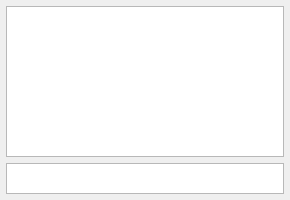
Old version of the form ui/ooc.ui in the repository AttorneyOnline/AnimatedChatroom.
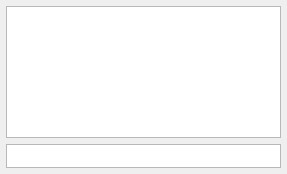
New version of the form. Custom widgets are drawn as their Qt base class.

Commit message: Create in-character chat widget

```diff
--- a/ui/ooc.ui
+++ b/ui/ooc.ui
@@ -1,18 +1,19 @@
 <?xml version="1.0" encoding="UTF-8"?>
 <ui version="4.0">
  <class>OOCChat</class>
- <widget class="QWidget" name="OOCChat">
+ <widget class="QDockWidget" name="OOCChat">
   <property name="geometry">
    <rect>
     <x>0</x>
     <y>0</y>
-    <width>290</width>
-    <height>200</height>
+    <width>287</width>
+    <height>174</height>
    </rect>
   </property>
   <property name="windowTitle">
    <string>OOC</string>
   </property>
+  <widget class="QWidget" name="OOCChatContents">
   <layout class="QVBoxLayout" name="ooc_vertical_layout">
    <property name="leftMargin">
     <number>6</number>
@@ -70,7 +71,7 @@
       <item row="1" column="0">
        <widget class="ExpandingPlainTextEdit" name="chat_entry">
         <property name="sizePolicy">
-         <sizepolicy hsizetype="Expanding" vsizetype="Fixed">
+          <sizepolicy hsizetype="Expanding" vsizetype="MinimumExpanding">
           <horstretch>0</horstretch>
           <verstretch>0</verstretch>
          </sizepolicy>
@@ -94,10 +95,11 @@
    </item>
   </layout>
  </widget>
+ </widget>
  <customwidgets>
   <customwidget>
    <class>ExpandingPlainTextEdit</class>
-   <extends>QPlainTextEdit</extends>
+   <extends>QTextEdit</extends>
    <header>expanding_plain_text_edit.h</header>
   </customwidget>
  </customwidgets>
```
Lines whose indentation alone changed are shown as unchanged. The commit also changes 6 other files.
